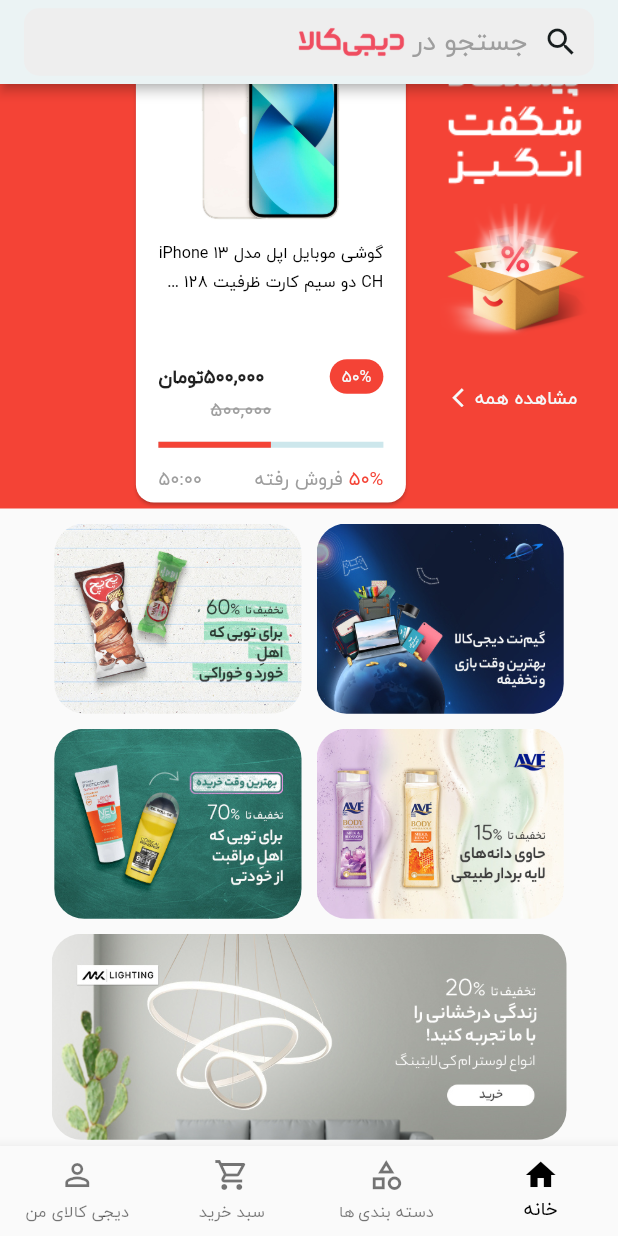
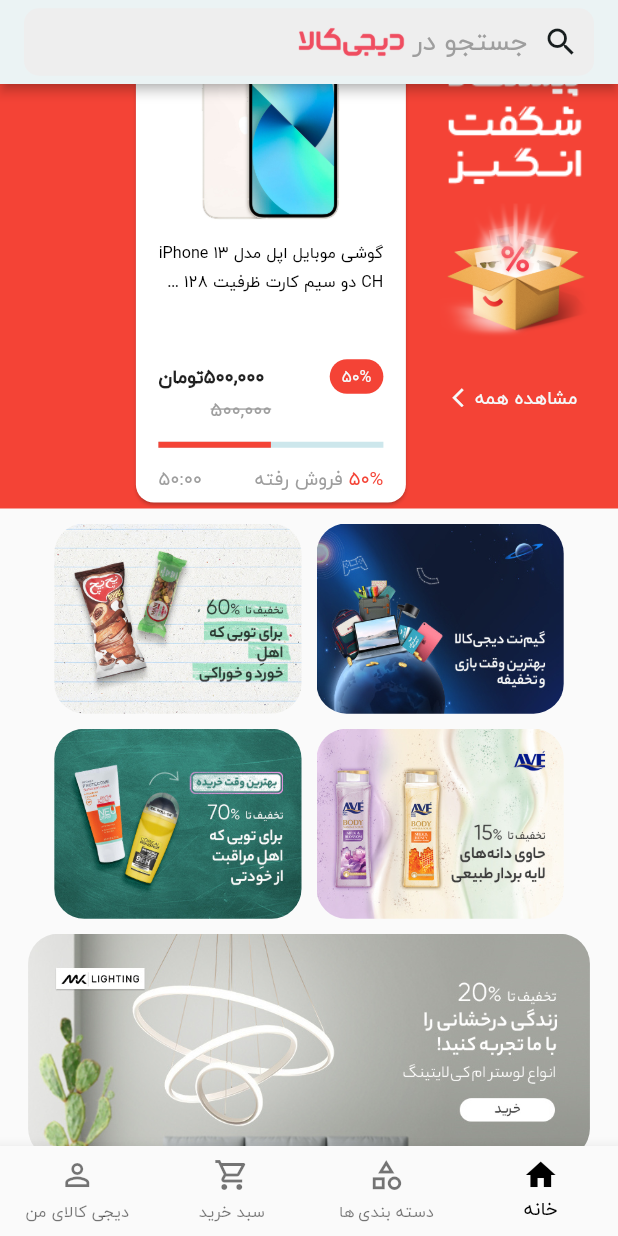
Before and after one commit to thatserfan/Digikala-UI-Flutter, a Flutter app: the screen it shows after launch, scrolled down 546 dp, on a phone screen of 412 x 824 dp. Run offline on Flutter 3.47's test engine with Material 2 defaults, Android fonts, the phone set to English and light mode, and no system bars; our stand-ins replace carousel_slider.

Commit message:
Change size of single banner

```diff
--- a/lib/widgets/single_banner.dart
+++ b/lib/widgets/single_banner.dart
@@ -13,8 +13,8 @@
     return Padding(
       padding: const EdgeInsets.all(5),
       child: Container(
-        width: width / 1.2,
-        height: (width / 1.2) / 2.5,
+        width: width / 1.1,
+        height: (width / 1.1) / 2.5,
         decoration: image != null
             ? BoxDecoration(
                 image: DecorationImage(
```
